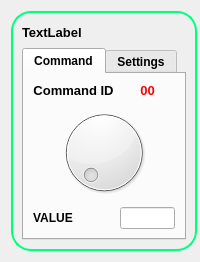
Old version of the form dialW.ui in the repository devlabnet/YASP.
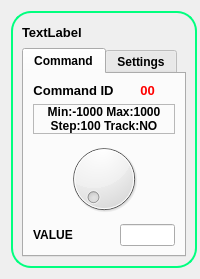
New version of the form. Icons and pictures are not drawn. Custom widgets are drawn as their Qt base class.

Commit message: 27/03/2019 at 15:43:43  M dialW.ui  M sliderW.ui  M sliderw.cpp

Patch:
```diff
--- a/dialW.ui
+++ b/dialW.ui
@@ -7,7 +7,7 @@
     <x>0</x>
     <y>0</y>
     <width>200</width>
-    <height>254</height>
+    <height>279</height>
    </rect>
   </property>
   <property name="sizePolicy">
@@ -223,6 +223,29 @@
             </property>
            </widget>
           </item>
+          <item row="1" column="0" colspan="2">
+           <widget class="QLabel" name="labelInfo">
+            <property name="font">
+             <font>
+              <weight>75</weight>
+              <bold>true</bold>
+             </font>
+            </property>
+            <property name="frameShape">
+             <enum>QFrame::StyledPanel</enum>
+            </property>
+            <property name="text">
+             <string>Min:-1000 Max:1000
+Step:100 Track:NO</string>
+            </property>
+            <property name="alignment">
+             <set>Qt::AlignCenter</set>
+            </property>
+            <property name="margin">
+             <number>2</number>
+            </property>
+           </widget>
+          </item>
          </layout>
         </widget>
         <widget class="QWidget" name="tabSettings">
```
The commit also changes 2 other files.
